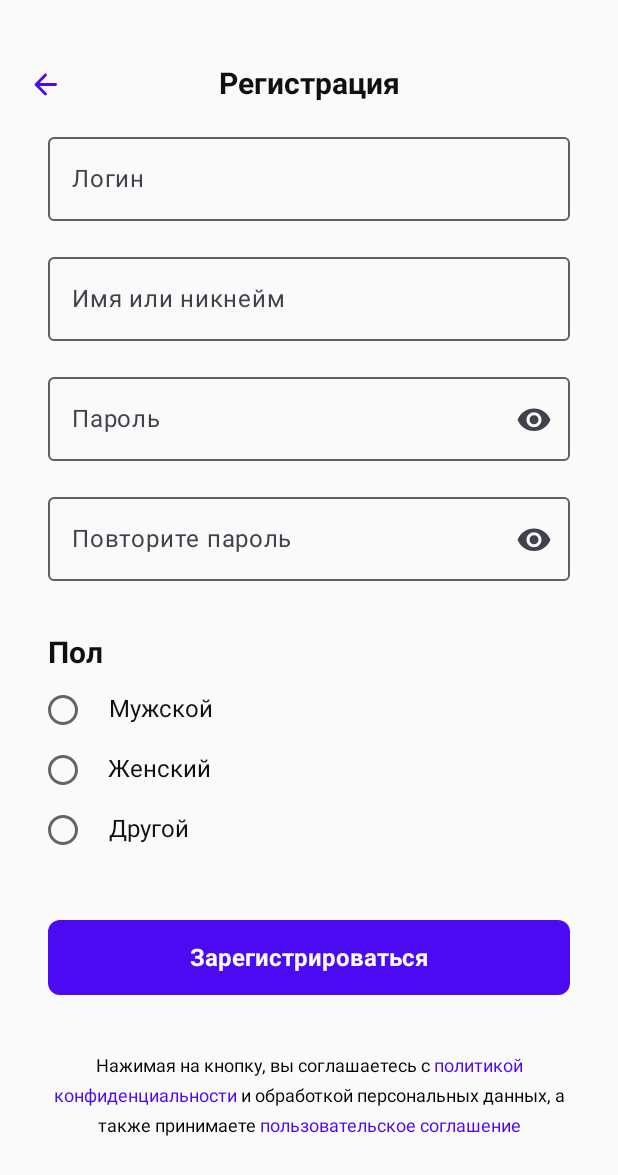
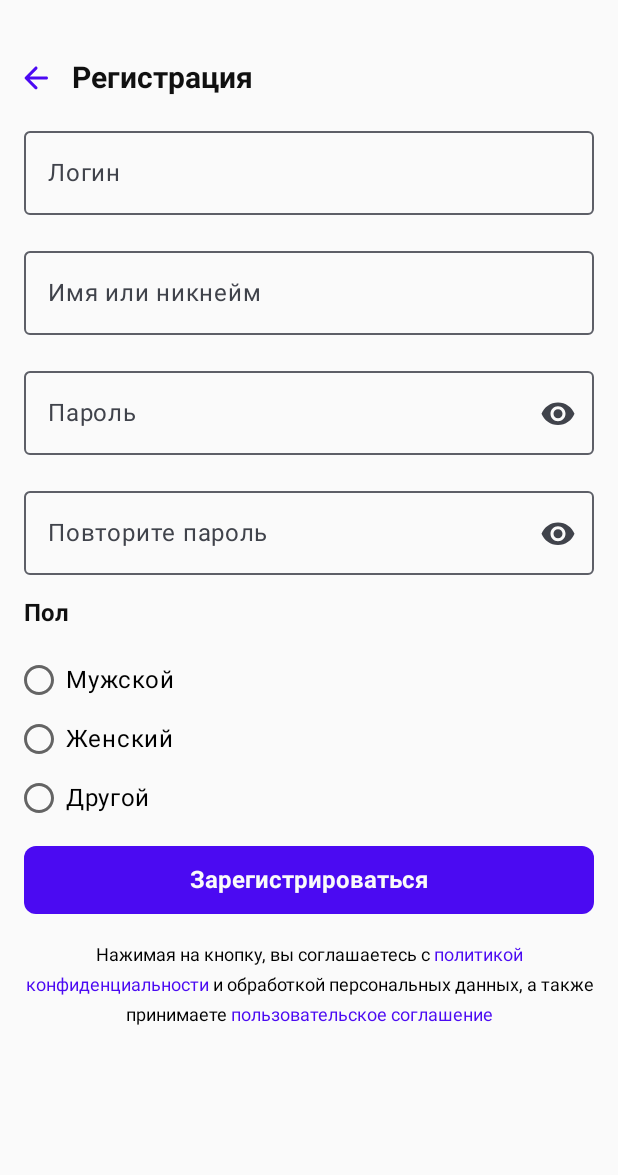
Before and after one commit to NikaStateshina/Fitness_Tracker_app, an Android app built with Jetpack Compose: the RegistrationScreen screen opened through its navigation route, on a phone screen of 412 x 824 dp. Shown: the top 1175 px of the screen. Run offline under Robolectric (Android 15) with nearby library versions, the phone set to English and light mode, and no system bars; our stand-ins replace constraintlayout-compose.

Commit message:
Убраны избыточные комментарии, избыточное использование constraintLayout, размер кнопок сделан адаптивным

```diff
--- a/app/src/main/java/com/example/fitness_tracker/LogInScreen.kt
+++ b/app/src/main/java/com/example/fitness_tracker/LogInScreen.kt
@@ -3,8 +3,9 @@ package com.example.fitness_tracker
 import androidx.compose.foundation.Image
 import androidx.compose.foundation.clickable
 import androidx.compose.foundation.layout.fillMaxSize
+import androidx.compose.foundation.layout.fillMaxWidth
 import androidx.compose.foundation.layout.height
-import androidx.compose.foundation.layout.size
+import androidx.compose.foundation.layout.padding
 import androidx.compose.foundation.shape.RoundedCornerShape
 import androidx.compose.material3.Button
 import androidx.compose.material3.ButtonDefaults
@@ -52,7 +53,7 @@ fun LogInScreen(navController: NavController) {
                 }
 
         )
-        // Заголовок "Вход"
+
         Text(
             text = stringResource(R.string.HeaderLogIn),
             modifier = Modifier.constrainAs(Header) {
@@ -68,6 +69,7 @@ fun LogInScreen(navController: NavController) {
                 textAlign = TextAlign.Center
             )
         )
+
         Image(painter = painterResource(id = R.drawable.welcome_screenimage),
             contentDescription = "",
             modifier = Modifier.constrainAs(Image) {
@@ -78,7 +80,7 @@ fun LogInScreen(navController: NavController) {
                 .height(250.dp),
             contentScale = ContentScale.Fit
         )
-        // Поле для ввода логина
+
         OutlinedTextField(
             value = login,
             onValueChange = { login = it },
@@ -90,7 +92,7 @@ fun LogInScreen(navController: NavController) {
                 width = Dimension.fillToConstraints
             }
         )
-        // Поле для ввода пароля с иконкой "показать/скрыть пароль"
+
         var passwordVisible1 by remember { mutableStateOf(false) }
         OutlinedTextField(
             value = password,
@@ -119,7 +121,8 @@ fun LogInScreen(navController: NavController) {
             colors = ButtonDefaults.buttonColors(
                 Color(0xFF4b0af2), Color(0xFFfafafa)
             ),
-            modifier = Modifier.size(200.dp, 50.dp)
+            modifier = Modifier.fillMaxWidth().padding(start = 5.dp, end = 5.dp)
+                .height(45.dp)
                 .constrainAs(LogInButton) {
                     width = Dimension.fillToConstraints
                     top.linkTo(PassField.top, margin = 85.dp)
--- a/app/src/main/java/com/example/fitness_tracker/MainActivity.kt
+++ b/app/src/main/java/com/example/fitness_tracker/MainActivity.kt
@@ -6,35 +6,19 @@ import androidx.activity.enableEdgeToEdge
 import androidx.compose.foundation.Image
 import androidx.compose.foundation.clickable
 import androidx.compose.foundation.layout.*
-import androidx.compose.foundation.rememberScrollState
 import androidx.compose.foundation.shape.RoundedCornerShape
-import androidx.compose.foundation.verticalScroll
 import androidx.compose.material3.Button
 import androidx.compose.material3.ButtonDefaults
-import androidx.compose.material3.Icon
-import androidx.compose.material3.IconButton
-import androidx.compose.material3.OutlinedTextField
 import androidx.compose.material3.Text
 import androidx.compose.runtime.Composable
-import androidx.compose.runtime.getValue
-import androidx.compose.runtime.mutableStateOf
-import androidx.compose.runtime.remember
-import androidx.compose.runtime.setValue
 import androidx.compose.ui.Modifier
 import androidx.compose.ui.graphics.Color
-import androidx.compose.ui.layout.ContentScale
-import androidx.compose.ui.platform.LocalContext
 import androidx.compose.ui.res.painterResource
 import androidx.compose.ui.res.stringResource
-import androidx.compose.ui.text.SpanStyle
 import androidx.compose.ui.text.TextStyle
-import androidx.compose.ui.text.buildAnnotatedString
 import androidx.compose.ui.text.font.FontFamily
 import androidx.compose.ui.text.font.FontWeight
-import androidx.compose.ui.text.input.PasswordVisualTransformation
-import androidx.compose.ui.text.input.VisualTransformation
 import androidx.compose.ui.text.style.TextAlign
-import androidx.compose.ui.text.withStyle
 import androidx.compose.ui.unit.dp
 import androidx.compose.ui.unit.sp
 import androidx.constraintlayout.compose.ConstraintLayout
@@ -59,7 +43,6 @@ class MainActivity : ComponentActivity() {
         enableEdgeToEdge()
         setContent {
             Fitness_TrackerTheme {
-                // Передаем управление в MainApp, чтобы передать navController
                 MainApp()
             }
         }
@@ -141,7 +124,8 @@ fun GreetingPreview(navController: NavController) {
             colors = ButtonDefaults.buttonColors(
                 Color(0xFF4b0af2), Color(0xFFfafafa)
             ),
-            modifier = Modifier.size(200.dp, 50.dp)
+            modifier = Modifier.fillMaxWidth()
+                .height(50.dp)
                 .constrainAs(RegButton){
                 width = Dimension.fillToConstraints
                 top.linkTo(GreetingSubText.top, margin = 70.dp)
--- a/app/src/main/java/com/example/fitness_tracker/RegistrationScreen.kt
+++ b/app/src/main/java/com/example/fitness_tracker/RegistrationScreen.kt
@@ -2,11 +2,16 @@ package com.example.fitness_tracker
 
 import androidx.compose.foundation.Image
 import androidx.compose.foundation.clickable
+import androidx.compose.foundation.layout.Arrangement
 import androidx.compose.foundation.layout.Box
 import androidx.compose.foundation.layout.Column
+import androidx.compose.foundation.layout.Row
+import androidx.compose.foundation.layout.Spacer
 import androidx.compose.foundation.layout.fillMaxSize
+import androidx.compose.foundation.layout.fillMaxWidth
+import androidx.compose.foundation.layout.height
 import androidx.compose.foundation.layout.padding
-import androidx.compose.foundation.layout.size
+import androidx.compose.foundation.layout.width
 import androidx.compose.foundation.rememberScrollState
 import androidx.compose.foundation.shape.RoundedCornerShape
 import androidx.compose.foundation.verticalScroll
@@ -21,6 +26,7 @@ import androidx.compose.runtime.getValue
 import androidx.compose.runtime.mutableStateOf
 import androidx.compose.runtime.remember
 import androidx.compose.runtime.setValue
+import androidx.compose.ui.Alignment
 import androidx.compose.ui.Modifier
 import androidx.compose.ui.graphics.Color
 import androidx.compose.ui.res.painterResource
@@ -36,26 +42,11 @@ import androidx.compose.ui.text.style.TextAlign
 import androidx.compose.ui.text.withStyle
 import androidx.compose.ui.unit.dp
 import androidx.compose.ui.unit.sp
-import androidx.constraintlayout.compose.ConstraintLayout
-import androidx.constraintlayout.compose.Dimension
 import androidx.navigation.NavController
 
 @Composable
 fun RegistrationScreen(navController: NavController) {
-    val scrollState = rememberScrollState() // Запоминаем состояние прокрутки
-
-    Box(modifier = Modifier.fillMaxSize()) {
-        Column(
-            modifier = Modifier
-                .verticalScroll(scrollState) // Добавляем вертикальную прокрутку
-                .padding(16.dp)
-        ) {
-            ConstraintLayout(modifier = Modifier.fillMaxSize().padding(16.dp)) {
-                val (ArrowBack, RegHeader, SexHeader, Man, ManText, Woman, WomanText,
-                    Other, OtherText, LoginField, NameField, PassField1,
-                    PassField2, RegistrationButton, BigText) = createRefs()
-
-                // Состояния для каждого текстового поля
+    val scrollState = rememberScrollState()
     var login by remember { mutableStateOf("") }
     var name by remember { mutableStateOf("") }
     var password1 by remember { mutableStateOf("") }
@@ -63,49 +54,46 @@ fun RegistrationScreen(navController: NavController) {
     var isMaleSelected by remember { mutableStateOf(false) }
     var isFemaleSelected by remember { mutableStateOf(false) }
     var isOtherSelected by remember { mutableStateOf(false) }
-
-                // Кнопка "Назад"
+    Box(
+        modifier = Modifier
+            .fillMaxSize()
+            .padding(horizontal = 16.dp)
+    ) {
+        Column(
+            modifier = Modifier
+                .fillMaxSize()
+                .verticalScroll(scrollState),
+            horizontalAlignment = Alignment.Start
+        ) {
+            Row(
+                verticalAlignment = Alignment.CenterVertically,
+                modifier = Modifier.fillMaxWidth().padding(top = 40.dp)
+            ) {
                 Image(
                     painter = painterResource(id = R.drawable.arrow_back),
                     contentDescription = "Назад",
-                    modifier = Modifier.constrainAs(ArrowBack) {
-                        start.linkTo(parent.start, (-10).dp)
-                        top.linkTo(parent.top, margin = 16.dp)
-                    }
-                        .clickable {
-                            navController.navigate(Routes.GreetingPreview)
-                        }
-
+                    modifier = Modifier
+                        .clickable { navController.navigate(Routes.GreetingPreview) }
                 )
-
-                // Заголовок "Регистрация"
+                Spacer(modifier = Modifier.width(16.dp))
                 Text(
                     text = stringResource(R.string.HeaderRegistration),
-                    modifier = Modifier.constrainAs(RegHeader) {
-                        start.linkTo(parent.start, (-140).dp)
-                        end.linkTo(parent.end)
-                        top.linkTo(parent.top, margin = 12.dp)
-                    },
                     style = TextStyle(
                         fontFamily = FontFamily.SansSerif,
                         fontSize = 20.sp,
                         fontWeight = FontWeight.Bold,
                         color = Color(0xFF101010),
-                        textAlign = TextAlign.Center
+                        textAlign = TextAlign.Start
                     )
                 )
+            }
 
-                // Поле для ввода логина
+
             OutlinedTextField(
                 value = login,
                 onValueChange = { login = it },
                 label = { Text(stringResource(R.string.Login)) },
-                    modifier = Modifier.constrainAs(LoginField) {
-                        top.linkTo(RegHeader.bottom, margin = 16.dp)
-                        start.linkTo(parent.start)
-                        end.linkTo(parent.end)
-                        width = Dimension.fillToConstraints
-                    }
+                modifier = Modifier.fillMaxWidth().padding(top = 16.dp)
             )
 
             // Поле для ввода имени
@@ -113,188 +101,127 @@ fun RegistrationScreen(navController: NavController) {
                 value = name,
                 onValueChange = { name = it },
                 label = { Text(stringResource(R.string.Nickname)) },
-                    modifier = Modifier.constrainAs(NameField) {
-                        top.linkTo(LoginField.bottom, margin = 16.dp)
-                        start.linkTo(parent.start)
-                        end.linkTo(parent.end)
-                        width = Dimension.fillToConstraints
-                    }
+                modifier = Modifier.fillMaxWidth().padding(top = 16.dp)
             )
 
-                // Поле для ввода пароля с иконкой "показать/скрыть пароль"
-                var passwordVisible1 by remember { mutableStateOf(false) }
+            var PasswordWindow1 by remember { mutableStateOf(false) }
             OutlinedTextField(
                 value = password1,
                 onValueChange = { password1 = it },
                 label = { Text(stringResource(R.string.Pass1)) },
-                    visualTransformation = if (passwordVisible1) VisualTransformation.None else PasswordVisualTransformation(),
+                visualTransformation = if (PasswordWindow1) VisualTransformation.None else PasswordVisualTransformation(),
                 trailingIcon = {
-                        val image = R.drawable.eye
-                        IconButton(onClick = { passwordVisible1 = !passwordVisible1 }) {
+                    IconButton(onClick = { PasswordWindow1 = !PasswordWindow1 }) {
                         Icon(
-                                painter = painterResource(id = image),
-                                contentDescription = if (passwordVisible1) "Скрыть пароль" else "Показать пароль"
+                            painter = painterResource(id = R.drawable.eye),
+                            contentDescription = null
                         )
                     }
                 },
-                    modifier = Modifier.constrainAs(PassField1) {
-                        top.linkTo(NameField.bottom, margin = 16.dp)
-                        start.linkTo(parent.start)
-                        end.linkTo(parent.end)
-                        width = Dimension.fillToConstraints
-                    }
+                modifier = Modifier.fillMaxWidth().padding(top = 16.dp)
             )
 
-                // Поле для подтверждения пароля
-                var passwordVisible2 by remember { mutableStateOf(false) }
+            var PasswordWindow2 by remember { mutableStateOf(false) }
             OutlinedTextField(
                 value = password2,
                 onValueChange = { password2 = it },
                 label = { Text(stringResource(R.string.Pass2)) },
-                    visualTransformation = if (passwordVisible2) VisualTransformation.None else PasswordVisualTransformation(),
+                visualTransformation = if (PasswordWindow2) VisualTransformation.None else PasswordVisualTransformation(),
                 trailingIcon = {
-                        val image = R.drawable.eye
-                        IconButton(onClick = { passwordVisible2 = !passwordVisible2 }) {
+                    IconButton(onClick = { PasswordWindow2 = !PasswordWindow2 }) {
                         Icon(
-                                painter = painterResource(id = image),
-                                contentDescription = if (passwordVisible2) "Скрыть пароль" else "Показать пароль"
+                            painter = painterResource(id = R.drawable.eye),
+                            contentDescription = null
                         )
                     }
                 },
-                    modifier = Modifier.constrainAs(PassField2) {
-                        top.linkTo(PassField1.bottom, margin = 16.dp)
-                        start.linkTo(parent.start)
-                        end.linkTo(parent.end)
-                        width = Dimension.fillToConstraints
-                    }
+                modifier = Modifier.fillMaxWidth().padding(top = 16.dp)
             )
 
-
-
+            Column(
+                verticalArrangement = Arrangement.spacedBy(15.dp),
+                modifier = Modifier.fillMaxWidth().padding(top = 16.dp)
+            ) {
                 Text(
                     text = stringResource(R.string.Sex),
-                    modifier = Modifier.constrainAs(SexHeader) {
-                        start.linkTo(parent.start)
-                        top.linkTo(PassField2.top, margin = 100.dp)
-                    },
                     style = TextStyle(
                         fontFamily = FontFamily.SansSerif,
-                        fontSize = 20.sp,
+                        fontSize = 16.sp,
                         fontWeight = FontWeight.Bold,
-                        color = Color(0xFF101010),
-                        textAlign = TextAlign.Center
-                    )
+                        color = Color(0xFF101010)
+                    ),
+                    modifier = Modifier.padding(bottom = 8.dp)
                 )
 
+                Row(
+                    verticalAlignment = Alignment.CenterVertically,
+                    modifier = Modifier.clickable {
+                        isMaleSelected = true
+                        isFemaleSelected = false
+                        isOtherSelected = false
+                    }
+                ) {
                     Image(
                         painter = painterResource(
                             id = if (isMaleSelected) R.drawable.pressed_marker else R.drawable.marker
                         ),
-                    contentDescription = "Male",
-                    modifier = Modifier.constrainAs(Man) {
-                        start.linkTo(parent.start)
-                        top.linkTo(SexHeader.top, margin = 40.dp)
+                        contentDescription = null
+                    )
+                    Spacer(modifier = Modifier.width(8.dp))
+                    Text(stringResource(R.string.Male))
                 }
-                        .clickable {
-                            isMaleSelected = true
+
+                Row(
+                    verticalAlignment = Alignment.CenterVertically,
+                    modifier = Modifier.clickable {
+                        isFemaleSelected = true
+                        isMaleSelected = false
                         isOtherSelected = false
-                            isFemaleSelected = false
                     }
-                )
-                Text(
-                    text = stringResource(R.string.Male),
-                    modifier = Modifier.constrainAs(ManText) {
-                        start.linkTo(Man.start, margin = 40.dp)
-                        top.linkTo(SexHeader.top, margin = 40.dp)
-                    },
-                    style = TextStyle(
-                        fontFamily = FontFamily.SansSerif,
-                        fontSize = 16.sp,
-                        color = Color(0xFF101010),
-                        textAlign = TextAlign.Center
-                    )
-                )
-
+                ) {
                     Image(
                         painter = painterResource(
                             id = if (isFemaleSelected) R.drawable.pressed_marker else R.drawable.marker
                         ),
-                    contentDescription = "Female",
-                    modifier = Modifier.constrainAs(Woman) {
-                        start.linkTo(parent.start)
-                        top.linkTo(Man.top, margin = 40.dp)
+                        contentDescription = null
+                    )
+                    Spacer(modifier = Modifier.width(8.dp))
+                    Text(stringResource(R.string.Female))
                 }
-                        .clickable {
-                            isFemaleSelected = true
-                            isOtherSelected = false
+
+                Row(
+                    verticalAlignment = Alignment.CenterVertically,
+                    modifier = Modifier.clickable {
+                        isOtherSelected = true
                         isMaleSelected = false
+                        isFemaleSelected = false
                     }
-                )
-                Text(
-                    text = stringResource(R.string.Female),
-                    modifier = Modifier.constrainAs(WomanText) {
-                        start.linkTo(Woman.start, margin = 40.dp)
-                        top.linkTo(Man.top, margin = 40.dp)
-                    },
-                    style = TextStyle(
-                        fontFamily = FontFamily.SansSerif,
-                        fontSize = 16.sp,
-                        color = Color(0xFF101010),
-                        textAlign = TextAlign.Center
-                    )
-                )
-
+                ) {
                     Image(
                         painter = painterResource(
                             id = if (isOtherSelected) R.drawable.pressed_marker else R.drawable.marker
                         ),
-                    contentDescription = "Other",
-                    modifier = Modifier.constrainAs(Other) {
-                        start.linkTo(parent.start)
-                        top.linkTo(Woman.top, margin = 40.dp)
+                        contentDescription = null
+                    )
+                    Spacer(modifier = Modifier.width(8.dp))
+                    Text(stringResource(R.string.Other))
                 }
-                        .clickable {
-                            isOtherSelected = true
-                            isFemaleSelected = false
-                            isMaleSelected = false
             }
-                )
-                Text(
-                    text = stringResource(R.string.Other),
-                    modifier = Modifier.constrainAs(OtherText) {
-                        start.linkTo(Other.start, margin = 40.dp)
-                        top.linkTo(Woman.top, margin = 40.dp)
-                    },
-                    style = TextStyle(
-                        fontFamily = FontFamily.SansSerif,
-                        fontSize = 16.sp,
-                        color = Color(0xFF101010),
-                        textAlign = TextAlign.Center
-                    )
-                )
 
             Button(
-                    onClick = { },
+                onClick = { /* Регистрация */ },
                 shape = RoundedCornerShape(8.dp),
                 colors = ButtonDefaults.buttonColors(
                     Color(0xFF4b0af2), Color(0xFFfafafa)
                 ),
-                    modifier = Modifier.size(200.dp, 50.dp)
-                        .constrainAs(RegistrationButton) {
-                            width = Dimension.fillToConstraints
-                            top.linkTo(Other.top, margin = 70.dp)
-                            start.linkTo(parent.start)
-                            end.linkTo(parent.end)
-                        },
+                modifier = Modifier.fillMaxWidth().padding(top = 20.dp)
+                    .height(45.dp)
             ) {
                 Text(
-                        stringResource(R.string.regButtonText),
-                        style = TextStyle(
-                            fontSize = 16.sp,
-                            fontWeight = FontWeight.Bold)
+                    text = stringResource(R.string.regButtonText),
+                    style = TextStyle(fontSize = 16.sp, fontWeight = FontWeight.Bold)
                 )
             }
-
             val part1 = stringResource(R.string.AgreementTextPart1)
             val privacyPolicy = stringResource(R.string.PrivacyPolicy)
             val part2 = stringResource(R.string.AgreementTextPart2)
@@ -316,13 +243,8 @@ fun RegistrationScreen(navController: NavController) {
                 text = annotatedString,
                 style = TextStyle(fontSize = 12.sp, lineHeight = 20.sp),
                 textAlign = TextAlign.Center,
-                    modifier = Modifier.constrainAs(BigText) {
-                        top.linkTo(RegistrationButton.top, margin = 90.dp)
-                        start.linkTo(parent.start)
-                        end.linkTo(parent.end)
-                    }
+                modifier = Modifier.padding(top = 20.dp)
             )
         }
     }
 }
-}
```
Lines whose indentation alone changed are shown as unchanged.
